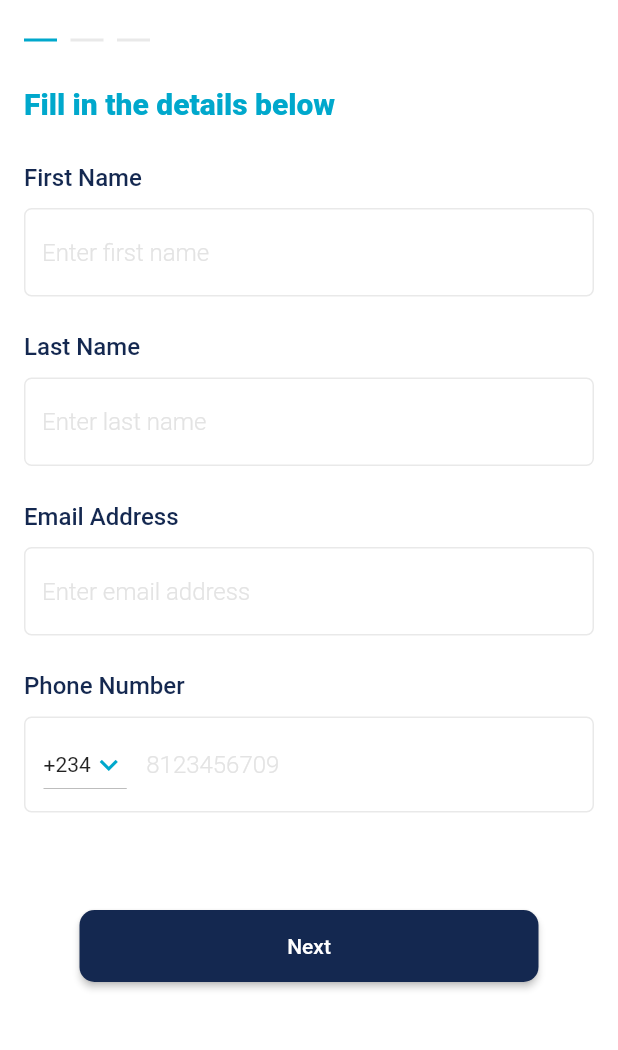
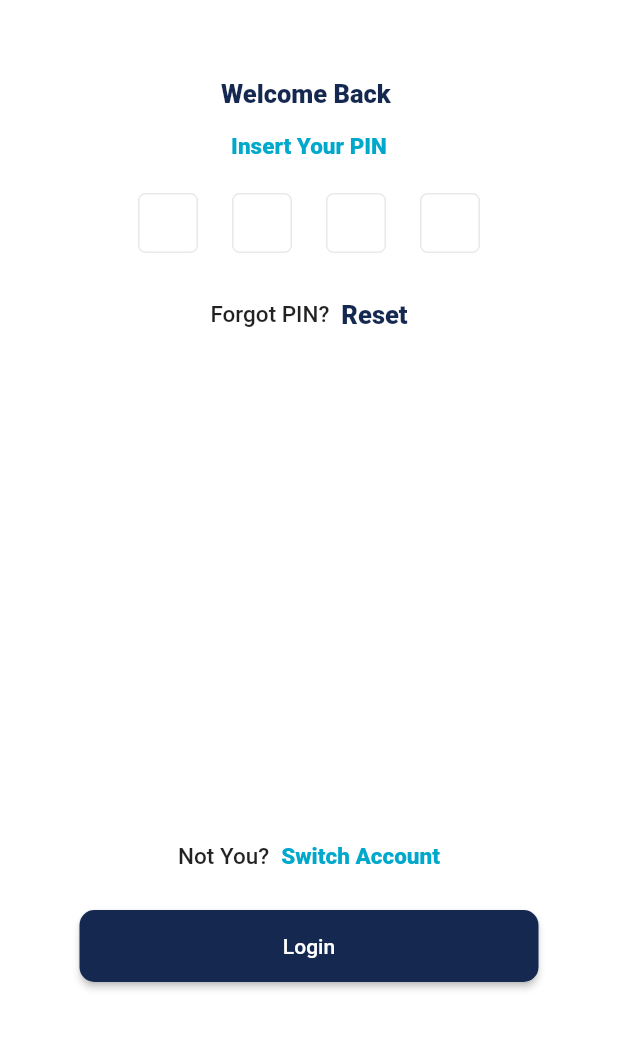
Before and after one commit to Eshy10/Topbeta_App, a Flutter app: the screen it shows after launch, on a phone screen of 412 x 824 dp, the part 104-1154 px from its top. Run offline on Flutter 3.47's test engine with Material 2 defaults, Android fonts, the phone set to English and light mode, and no system bars; our stand-ins replace flutter_svg, google_fonts, pinput; Roboto replaces fonts that are missing (SourceSerifPro).

Commit message:
Done with SignIn UI

```diff
--- a/i18n/en.json
+++ b/i18n/en.json
@@ -17,5 +17,15 @@
   "pinIsRequiredToSign": "PIN is required to sign in for security purpose.",
   "setUpPIN": "Set up PIN",
   "showPin": "Show Pin",
-  "tryNotToUseIdentical": "Try not to use identical or sequential numbers for safer PIN"
+  "tryNotToUseIdentical": "Try not to use identical or sequential numbers for safer PIN",
+  "welcomeBack": "Welcome Back ",
+  "insertYourPIN": "Insert Your PIN",
+  "forgotPIN": "Forgot PIN?",
+  "reset": "Reset",
+  "login": "Login",
+  "notYou": "Not You?",
+  "switchAccount": "Switch Account",
+  "useFingerprintToAuthenticate": "Use fingerprint to authenticate",
+  "touchYourFingerprintSensor": "Touch your fingerprint sensor",
+  "usePinCode": "USE PIN CODE"
 }
--- a/lib/localization/localization_key.dart
+++ b/lib/localization/localization_key.dart
@@ -18,4 +18,14 @@ class LocalizedText {
   static const setUpPIN = "setUpPIN";
   static const showPin = "showPin";
   static const tryNotToUseIdentical = "tryNotToUseIdentical";
+  static const welcomeBack = "welcomeBack";
+  static const insertYourPIN = "insertYourPIN";
+  static const forgotPIN = "forgotPIN";
+  static const reset = "reset";
+  static const login = "login";
+  static const notYou = "notYou";
+  static const switchAccount = "switchAccount";
+  static const touchYourFingerprintSensor = "touchYourFingerprintSensor";
+  static const usePinCode = "usePinCode";
+  static const useFingerprintToAuthenticate = "useFingerprintToAuthenticate";
 }
--- a/lib/main.dart
+++ b/lib/main.dart
@@ -7,6 +7,7 @@ import 'route/app_route.dart';
 import 'style/theme.dart';
 import 'ui/onboarding/on_boarding_flow.dart';
 import 'ui/onboarding/welcome_onboarding_page.dart';
+import 'ui/sign_in/welcome_back_screen.dart';
 import 'ui/splash_screen/splash_screen.dart';
 
 void main() {
@@ -30,7 +31,7 @@ class TopbetaApp extends StatelessWidget {
       // routes: appRoute.routes,
       //navigatorObservers: [appRoute],
       // onGenerateRoute: appRoute.generateRoute,
-      home: OnBoardingFlow(),
+      home: Scaffold(body: WelcomeBackPage()),
       localizationsDelegates: [
         AppLocalizations.delegate,
         GlobalMaterialLocalizations.delegate,
--- a/lib/style/theme.dart
+++ b/lib/style/theme.dart
@@ -92,6 +92,11 @@ TextTheme _buildTextTheme(TextTheme base) {
             fontWeight: FontWeight.w500,
             fontSize: 16,
           ),
+          bodyText2: base.bodyText2.copyWith(
+            fontStyle: FontStyle.normal,
+            fontWeight: FontWeight.w500,
+            fontSize: 15,
+          ),
           button: base.button.copyWith(
             fontStyle: FontStyle.normal,
             fontWeight: FontWeight.w800,
--- a/lib/ui/onboarding/on_boarding_flow.dart
+++ b/lib/ui/onboarding/on_boarding_flow.dart
@@ -3,11 +3,12 @@ import 'package:provider/provider.dart';
 import 'package:topbeta/localization/localization_key.dart';
 import 'package:topbeta/main.dart';
 import 'package:topbeta/ui/onboarding/widgets/on_boarding_flow_widgets/onboarding_page_view.dart';
+import 'package:topbeta/utils/constants.dart';
 
 import 'notifiers/onboarding_page_index_provider.dart';
 import 'widgets/on_boarding_flow_widgets/next_or_done_button.dart';
 import 'widgets/on_boarding_flow_widgets/onboarding_progress_indicator.dart';
-import 'widgets/on_boarding_flow_widgets/topbeta_text_logo.dart';
+import '../shared/topbeta_text_logo.dart';
 
 class OnBoardingFlow extends StatelessWidget {
   @override
@@ -18,7 +19,7 @@ class OnBoardingFlow extends StatelessWidget {
       child: Builder(builder: (context) {
         return Scaffold(
           body: Container(
-            padding: const EdgeInsets.symmetric(horizontal: 16),
+            padding: const EdgeInsets.symmetric(horizontal: horizontalPadding),
             child: Column(
               crossAxisAlignment: CrossAxisAlignment.start,
               children: <Widget>[
@@ -39,7 +40,7 @@ class OnBoardingFlow extends StatelessWidget {
                 ),
                 NextOrDoneButton(),
                 const SizedBox(
-                  height: 100,
+                  height: buttonBottomSpace,
                 ),
               ],
             ),
--- a/lib/ui/onboarding/widgets/on_boarding_flow_widgets/onboard_otp_page.dart
+++ b/lib/ui/onboarding/widgets/on_boarding_flow_widgets/onboard_otp_page.dart
@@ -3,7 +3,7 @@ import 'package:pinput/pin_put/pin_put.dart';
 import 'package:topbeta/localization/localization_key.dart';
 import 'package:topbeta/style/colors.dart';
 
-import 'pin_code_input.dart';
+import '../../../shared/pin_code_input.dart';
 
 class OnboardingOtpPage extends StatelessWidget {
   @override
--- a/lib/ui/onboarding/widgets/on_boarding_flow_widgets/onboarding_pin_code_page.dart
+++ b/lib/ui/onboarding/widgets/on_boarding_flow_widgets/onboarding_pin_code_page.dart
@@ -2,7 +2,7 @@ import 'package:flutter/material.dart';
 import '../../../../localization/localization_key.dart';
 import '../../../../style/colors.dart';
 
-import 'pin_code_input.dart';
+import '../../../shared/pin_code_input.dart';
 
 class OnboardingPinCodePage extends StatelessWidget {
   @override
--- a/lib/ui/onboarding/widgets/on_boarding_flow_widgets/pin_code_input.dart
+++ b/lib/ui/shared/pin_code_input.dart
@@ -1,6 +1,6 @@
 import 'package:flutter/material.dart';
 import 'package:pinput/pin_put/pin_put.dart';
-import '../../../../style/colors.dart';
+import '../../style/colors.dart';
 
 class PinCodeInput extends StatelessWidget {
   @override
--- a/lib/ui/onboarding/widgets/on_boarding_flow_widgets/topbeta_text_logo.dart
+++ b/lib/ui/shared/topbeta_text_logo.dart
@@ -1,6 +1,6 @@
 import 'package:flutter/material.dart';
-import '../../../shared/top_beta_text.dart';
-import '../../../shared/totbeta_logo.dart';
+import 'top_beta_text.dart';
+import 'totbeta_logo.dart';
 
 class TopbetaTextLogo extends StatelessWidget {
   @override
--- /dev/null
+++ b/lib/ui/sign_in/welcome_back_screen.dart
@@ -0,0 +1,113 @@
+import 'dart:ui';
+
+import 'package:flutter/material.dart';
+import 'package:topbeta/localization/localization_key.dart';
+import 'package:topbeta/ui/shared/pin_code_input.dart';
+import 'package:topbeta/ui/shared/topbeta_text_logo.dart';
+import 'package:topbeta/ui/sign_in/widgets/finger_print_auth.dart';
+import 'package:topbeta/utils/constants.dart';
+
+class WelcomeBackPage extends StatefulWidget {
+  @override
+  _WelcomeBackPageState createState() => _WelcomeBackPageState();
+}
+
+class _WelcomeBackPageState extends State<WelcomeBackPage> {
+  void _showFingerPrintAuth() {
+    showModalBottomSheet(
+        context: context,
+        shape: const RoundedRectangleBorder(
+            borderRadius: BorderRadius.vertical(top: Radius.circular(50))),
+        builder: (context) {
+          return FingerPrintAuthBottomSheet();
+        });
+  }
+
+  @override
+  Widget build(BuildContext context) {
+    return Scaffold(
+      body: Container(
+        padding: const EdgeInsets.symmetric(horizontal: 16),
+        child: Column(
+          crossAxisAlignment: CrossAxisAlignment.center,
+          children: <Widget>[
+            const SizedBox(
+              height: 45,
+            ),
+            Row(
+              mainAxisAlignment: MainAxisAlignment.start,
+              children: <Widget>[TopbetaTextLogo()],
+            ),
+            const SizedBox(
+              height: 52,
+            ),
+            Text(
+              LocalizedText.welcomeBack.localized(context),
+              style: Theme.of(context).textTheme.headline6,
+            ),
+            const SizedBox(
+              height: 16,
+            ),
+            Text(
+              LocalizedText.insertYourPIN.localized(context),
+              style: Theme.of(context).textTheme.headline4,
+            ),
+            const SizedBox(
+              height: 18,
+            ),
+            PinCodeInput(),
+            const SizedBox(
+              height: 27,
+            ),
+            Row(
+              mainAxisSize: MainAxisSize.min,
+              mainAxisAlignment: MainAxisAlignment.center,
+              children: <Widget>[
+                Text(LocalizedText.forgotPIN.localized(context)),
+                const SizedBox(
+                  width: 8,
+                ),
+                InkWell(
+                  onTap: () {},
+                  child: Text(
+                    LocalizedText.reset.localized(context),
+                    style: Theme.of(context).textTheme.headline6,
+                  ),
+                )
+              ],
+            ),
+            const Spacer(),
+            Row(
+              mainAxisAlignment: MainAxisAlignment.center,
+              children: <Widget>[
+                Text(LocalizedText.notYou.localized(context)),
+                const SizedBox(
+                  width: 8,
+                ),
+                InkWell(
+                  onTap: () {},
+                  child: Text(
+                    LocalizedText.switchAccount.localized(context),
+                    style: Theme.of(context).textTheme.headline4,
+                  ),
+                )
+              ],
+            ),
+            const SizedBox(
+              height: 27,
+            ),
+            RaisedButton(
+              onPressed: () {
+                _showFingerPrintAuth();
+              },
+              child: Text(LocalizedText.login.localized(context)),
+            ),
+            const SizedBox(
+              height: buttonBottomSpace,
+            )
+          ],
+        ),
+      ),
+    );
+  }
+}
--- /dev/null
+++ b/lib/utils/constants.dart
@@ -0,0 +1,3 @@
+const buttonBottomSpace = 100.0;
+
+const horizontalPadding = 16.0;
```
Also changed, not shown: lib/ui/sign_in/widgets/finger_print_auth.dart (added, +50 -0 lines), assets/svgs/finger_print.svg (added).
